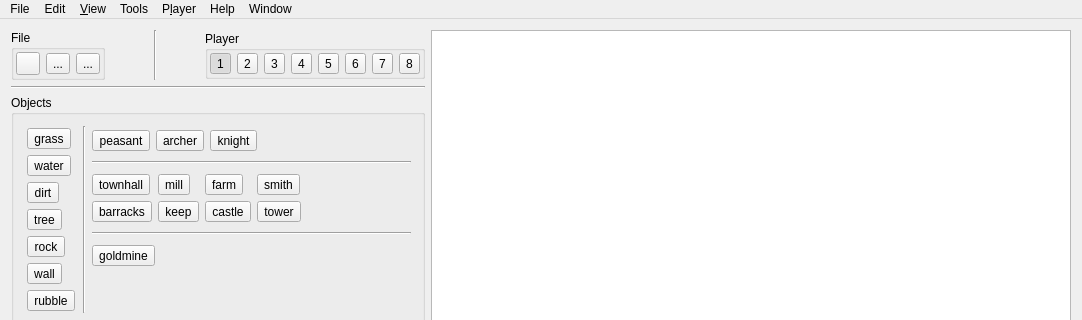
Old version of the form MapEditor/mainwindow.ui in the repository projectdelphai/ECS160_MapEditor; both pictures show x 0 to 1082 and y 0 to 320 of the 1082 by 807 pixel window.
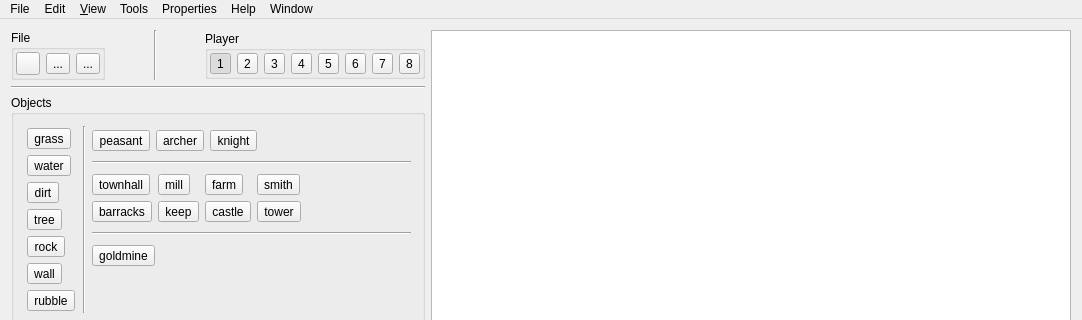
New version of the form. Icons and pictures are not drawn.

Commit message: Added About dialog and tooltips

Patch:
```diff
--- a/MapEditor/mainwindow.ui
+++ b/MapEditor/mainwindow.ui
@@ -939,7 +939,7 @@
    </widget>
    <widget class="QMenu" name="menuPlayer">
     <property name="title">
-     <string>P&amp;layer</string>
+     <string>Properties</string>
     </property>
     <addaction name="actionPlayer_1_Red"/>
     <addaction name="actionPlayer_2_Blue"/>
```
Left out of the diff: 124 changed lines with no effect on the pictures. The commit also changes 6 other files.
